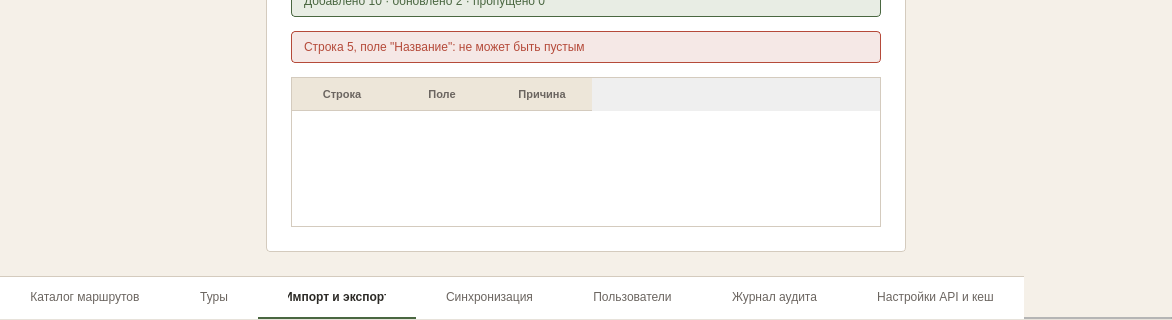
First picture: the form in ui/windows/import_data_window.ui, repository nikolas-po/legends_parma, before the edit; both pictures show x 0 to 1172 and y 438 to 758 of the 1172 by 758 pixel window.
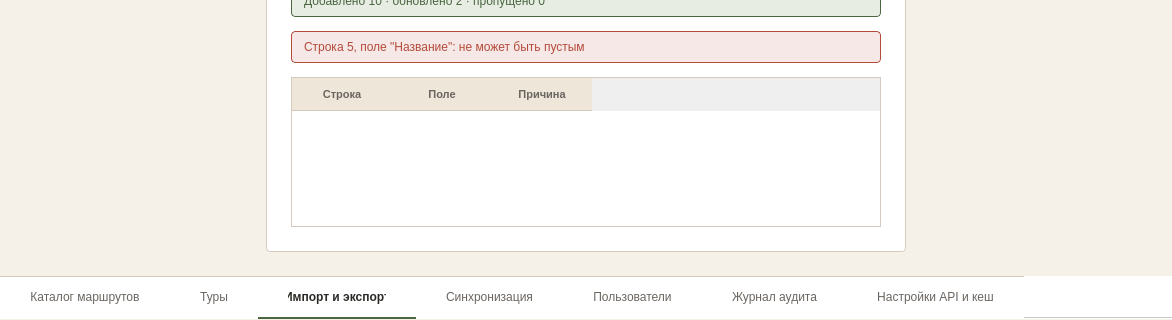
Second picture: the form after the edit. Icons and pictures are not drawn.

```diff
--- a/ui/windows/import_data_window.ui
+++ b/ui/windows/import_data_window.ui
@@ -322,7 +322,7 @@
       <property name="currentIndex"><number>2</number></property>
       <property name="usesScrollButtons"><bool>false</bool></property>
       <property name="tabsClosable"><bool>false</bool></property>
-      <property name="drawBase" stdset="0"><bool>false</bool></property>
+      <property name="documentMode"><bool>true</bool></property>
       <widget class="QWidget" name="tab_8"><attribute name="title"><string>Каталог маршрутов</string></attribute></widget>
       <widget class="QWidget" name="tab_9"><attribute name="title"><string>Туры</string></attribute></widget>
       <widget class="QWidget" name="tab_10"><attribute name="title"><string>Импорт и экспорт</string></attribute></widget>
```
Left out of the diff: 2 changed lines with no effect on the pictures.
